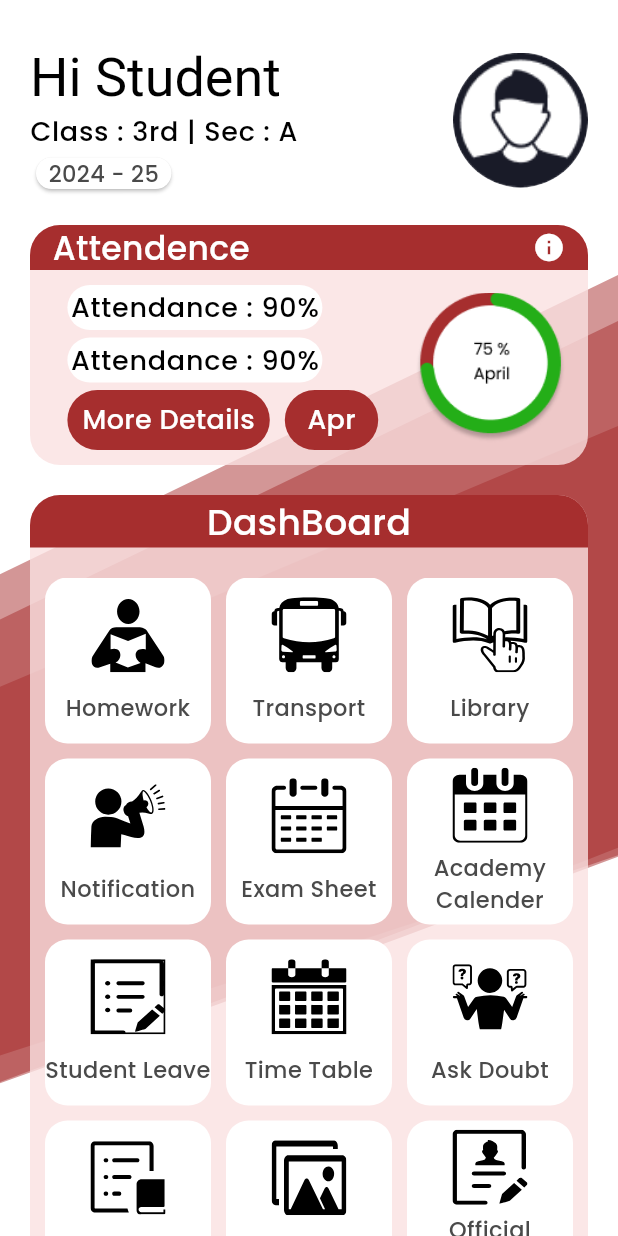
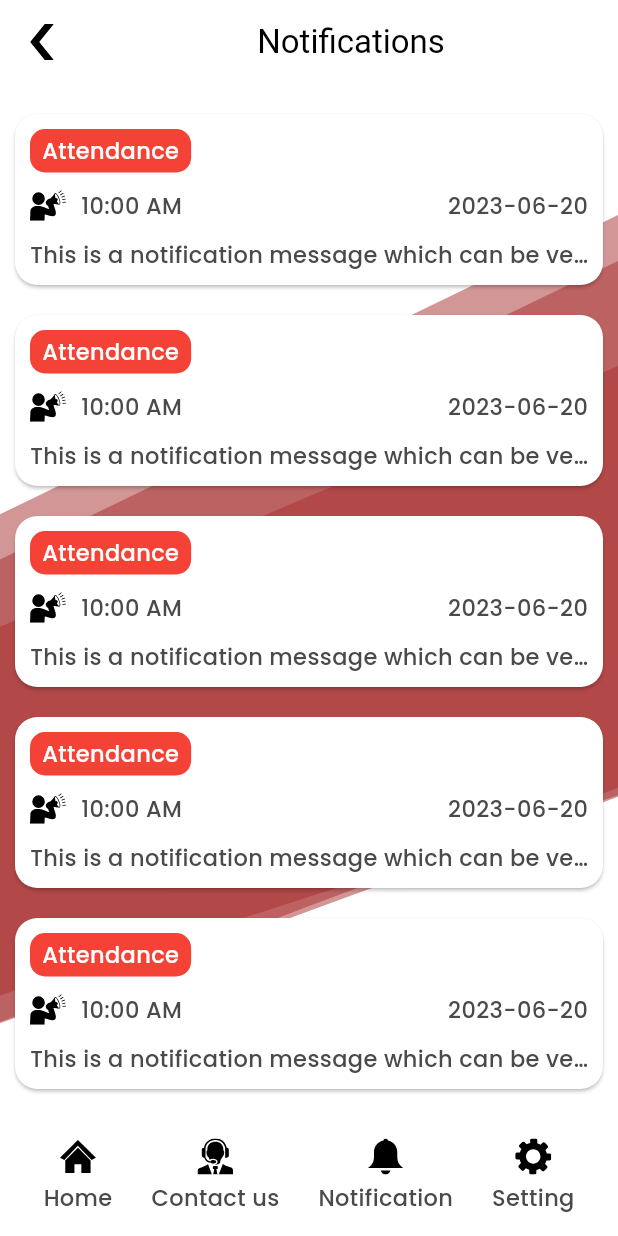
Before and after one commit to lrdpublicschooldevs/LRD-Public-School, a Flutter app: the screen it shows after launch, on a phone screen of 412 x 824 dp. Run offline on Flutter 3.47's test engine with Material 3 defaults, Android fonts, the phone set to English and light mode, and no system bars; drawn by our look-alikes of expandable; our stand-ins replace dropdown_button2, flutter_svg, get.

Commit message:
notification screen (80%)

```diff
--- /dev/null
+++ b/lib/Pages/DashBoard/dashboardRoutes/Notification.dart
@@ -0,0 +1,252 @@
+import 'package:flutter/material.dart';
+import 'package:flutter_svg/flutter_svg.dart';
+import 'package:expandable/expandable.dart';
+
+
+
+class NotificationScreen extends StatelessWidget {
+  @override
+  Widget build(BuildContext context) {
+    return SafeArea(
+      child: Scaffold(
+        body: Stack(
+          children: [
+            Positioned.fill(
+              child: SvgPicture.asset(
+                'assets/icons/bgDesignLayer.svg', // Ensure this path is correct
+                fit: BoxFit.cover,
+              ),
+            ),
+            Column(
+              children: [
+                AppBar(
+                  leading: IconButton(
+                    icon: SvgPicture.asset(
+                      'assets/icons/back.svg',
+                      height: 24,
+                      width: 24,
+                    ),
+                    onPressed: () {
+                      // Handle back action
+                    },
+                  ),
+                  title: Center(child: const Text('Notifications')),
+                  backgroundColor: Colors.transparent,
+                  elevation: 0,
+                ),
+                Expanded(
+                  child: ListView(
+                    padding: const EdgeInsets.all(10),
+                    children: List.generate(
+                      10,
+                          (index) => NotificationCard(
+                        notificationType: 'Attendance',
+                        message:
+                        'This is a notification message which can be very long and needs to be expandable to show the complete text.',
+                        iconPath: 'assets/icons/notification.svg',
+                        time: '10:00 AM',
+                        date: '2023-06-20',
+                      ),
+                    ),
+                  ),
+                ),
+              ],
+            ),
+          ],
+        ),
+        bottomNavigationBar: BottomMenu(),
+      ),
+    );
+  }
+}
+
+class NotificationCard extends StatelessWidget {
+  final String notificationType;
+  final String message;
+  final String iconPath;
+  final String time;
+  final String date;
+
+  NotificationCard({
+    required this.notificationType,
+    required this.message,
+    required this.iconPath,
+    required this.time,
+    required this.date,
+  });
+
+  @override
+  Widget build(BuildContext context) {
+    return Card(
+      margin: const EdgeInsets.symmetric(vertical: 10),
+      shape: RoundedRectangleBorder(
+        borderRadius: BorderRadius.circular(15),
+      ),
+      child: ExpandablePanel(
+        theme: const ExpandableThemeData(
+          tapBodyToExpand: true,
+          tapBodyToCollapse: true,
+          hasIcon: false,
+        ),
+        collapsed: Padding(
+          padding: const EdgeInsets.all(10),
+          child: Column(
+            crossAxisAlignment: CrossAxisAlignment.start,
+            children: [
+              Container(
+                padding: const EdgeInsets.symmetric(horizontal: 8, vertical: 4),
+                decoration: BoxDecoration(
+                  color: Colors.red.shade500,
+                  borderRadius: BorderRadius.circular(10),
+                ),
+                child: Text(
+                  notificationType,
+                  style: TextStyle(color: Colors.white),
+                ),
+              ),
+              const SizedBox(height: 10),
+              Row(
+                children: [
+                  SvgPicture.asset(
+                    iconPath,
+                    width: 24,
+                    height: 24,
+                  ),
+                  const SizedBox(width: 10),
+                  Expanded(
+                    child: Row(
+                      mainAxisAlignment: MainAxisAlignment.spaceBetween,
+                      children: [
+                        Text(time),
+                        Text(date),
+                      ],
+                    ),
+                  ),
+                ],
+              ),
+              const SizedBox(height: 10),
+              Text(
+                message,
+                maxLines: 1,
+                overflow: TextOverflow.ellipsis,
+              ),
+            ],
+          ),
+        ),
+        expanded: Padding(
+          padding: const EdgeInsets.all(10),
+          child: Column(
+            crossAxisAlignment: CrossAxisAlignment.start,
+            children: [
+              Container(
+                padding: const EdgeInsets.symmetric(horizontal: 8, vertical: 4),
+                decoration: BoxDecoration(
+                  color: Colors.blue,
+                  borderRadius: BorderRadius.circular(10),
+                ),
+                child: Text(
+                  notificationType,
+                  style: TextStyle(color: Colors.white),
+                ),
+              ),
+              const SizedBox(height: 10),
+              Row(
+                children: [
+                  SvgPicture.asset(
+                    iconPath,
+                    width: 24,
+                    height: 24,
+                  ),
+                  const SizedBox(width: 10),
+                  Expanded(
+                    child: Row(
+                      mainAxisAlignment: MainAxisAlignment.spaceBetween,
+                      children: [
+                        Text(time),
+                        Text(date),
+                      ],
+                    ),
+                  ),
+                ],
+              ),
+              const SizedBox(height: 10),
+              Text(message),
+            ],
+          ),
+        ),
+      ),
+    );
+  }
+}
+
+class BottomMenu extends StatelessWidget {
+  @override
+  Widget build(BuildContext context) {
+    return BottomAppBar(
+      child: Row(
+        mainAxisAlignment: MainAxisAlignment.spaceAround,
+        children: [
+          BottomMenuItem(
+            iconPath: 'assets/icons/home.svg',
+            label: 'Home',
+            onTap: () {
+              // Handle Home tap
+            },
+          ),
+          BottomMenuItem(
+            iconPath: 'assets/icons/contact_us.svg',
+            label: 'Contact us',
+            onTap: () {
+              // Handle Notifications tap
+            },
+          ),
+          BottomMenuItem(
+            iconPath: 'assets/icons/bell.svg',
+            label: 'Notification',
+            onTap: () {
+              // Handle Settings tap
+            },
+          ),
+          BottomMenuItem(
+            iconPath: 'assets/icons/setting.svg',
+            label: 'Setting',
+            onTap: () {
+              // Handle Profile tap
+            },
+          ),
+        ],
+      ),
+    );
+  }
+}
+
+class BottomMenuItem extends StatelessWidget {
+  final String iconPath;
+  final String label;
+  final VoidCallback onTap;
+
+  BottomMenuItem({
+    required this.iconPath,
+    required this.label,
+    required this.onTap,
+  });
+
+  @override
+  Widget build(BuildContext context) {
+    return GestureDetector(
+      onTap: onTap,
+      child: Column(
+        mainAxisSize: MainAxisSize.min,
+        children: [
+          SvgPicture.asset(
+            iconPath,
+            width: 24,
+            height: 24,
+          ),
+          const SizedBox(height: 5),
+          Text(label),
+        ],
+      ),
+    );
+  }
+}
--- a/lib/Pages/Student_profile/test.dart
+++ /dev/null
@@ -1,48 +0,0 @@
-import 'package:flutter/material.dart';
-
-class LoginPag extends StatefulWidget {
-  const LoginPag({super.key});
-
-  @override
-  _LoginPageState createState() => _LoginPageState();
-}
-
-class _LoginPageState extends State<LoginPag> {
-  // ... (your other login page variables)
-
-  @override
-  Widget build(BuildContext context) {
-    return Scaffold(
-      appBar: AppBar(
-        backgroundColor: Colors.red,
-        title: const Text("Login"),
-      ),
-      body: SingleChildScrollView( // Scroll the body to avoid content overflow
-        child: Padding(
-          padding: const EdgeInsets.only(top: 250,left: 20,right: 20),
-          child: Column(
-            mainAxisAlignment: MainAxisAlignment.center,
-            children: [
-              const SizedBox(height: 100), // Add space above the form
-              TextField(
-                decoration: const InputDecoration(labelText: 'Username or Email'),
-              ),
-              const SizedBox(height: 20),
-              TextField(
-                decoration: const InputDecoration(labelText: 'Password'),
-                obscureText: true,
-              ),
-              const SizedBox(height: 40),
-              ElevatedButton(
-                onPressed: () {
-                  // Your login logic here
-                },
-                child: const Text('Login'),
-              ),
-            ],
-          ),
-        ),
-      ),
-    );
-  }
-}
--- a/lib/main.dart
+++ b/lib/main.dart
@@ -5,6 +5,7 @@ import 'package:myapp/Pages/Auth/otpscreen.dart';
 import 'package:myapp/Widgets/splash_screen.dart';
 
 import 'Pages/DashBoard/dashboard.dart';
+import 'Pages/DashBoard/dashboardRoutes/Notification.dart';
 
 void main() {
   runApp(const MyApp());
@@ -20,7 +21,7 @@ class MyApp extends StatelessWidget {
       debugShowCheckedModeBanner: false,
       theme: lightTheme,
       themeMode: ThemeMode.light,
-      home: const DashboardPage(),
+      home: NotificationScreen(),
     );
   }
 }
--- a/pubspec.yaml
+++ b/pubspec.yaml
@@ -21,6 +21,7 @@ dependencies:
   get: ^4.6.6
   dropdown_button2: ^2.3.9
   animated_splash_screen: ^1.3.0
+  expandable: ^5.0.1
 
 
 dev_dependencies:
```
Also changed, not shown: assets/icons/back.svg (added), assets/icons/bell.svg (added), assets/icons/contact_us.svg (added), assets/icons/home.svg (added), assets/icons/setting.svg (added), pubspec.lock, 1 other file.
